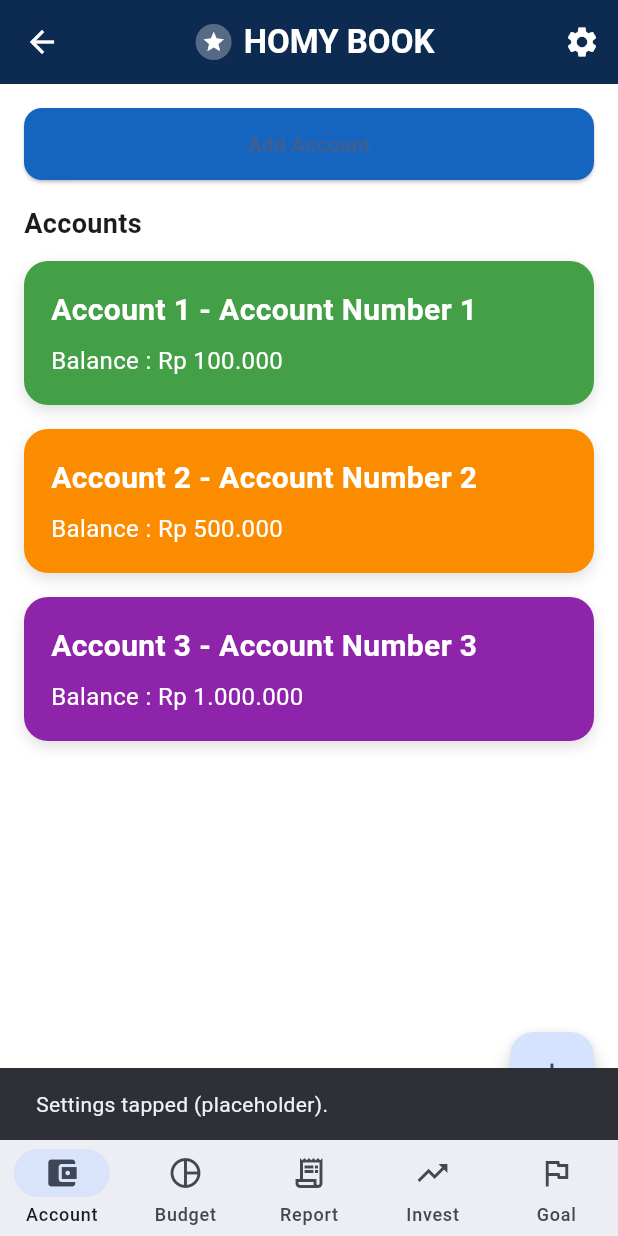
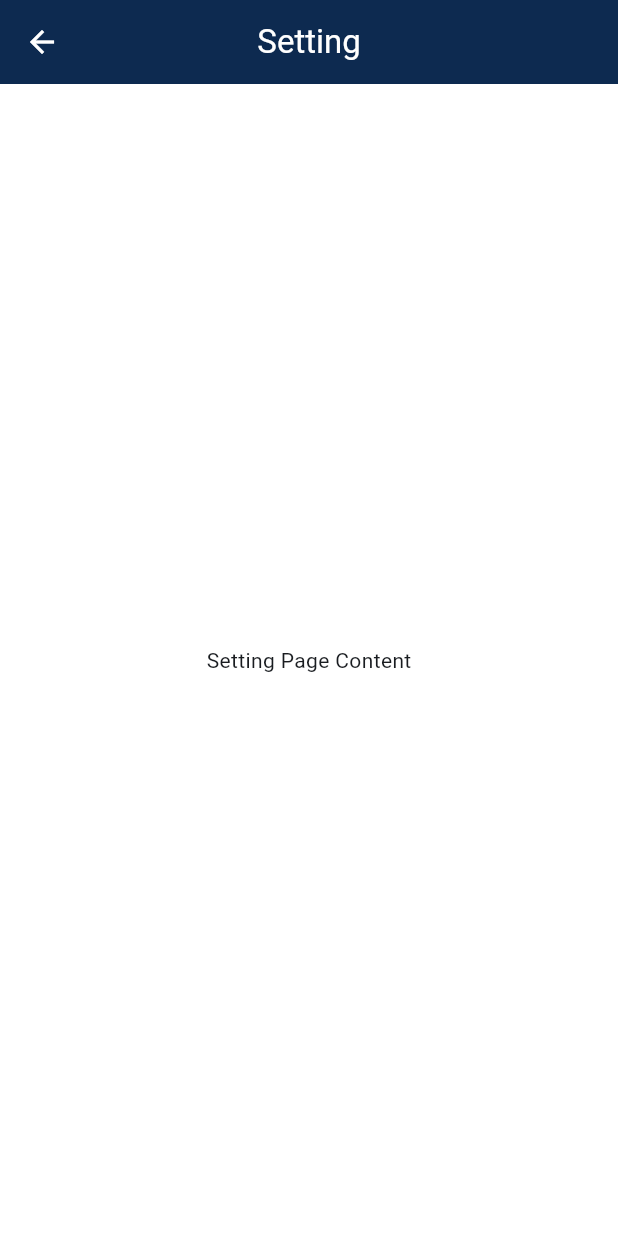
Before and after one commit to pranataprojects/homy_book, a Flutter app: the HomePage screen opened by its route, after a tap on the "settings" icon, on a phone screen of 412 x 824 dp. Run offline on Flutter 3.47's test engine with Material 3 defaults, Android fonts, the phone set to English and light mode, and no system bars; our stand-ins replace fl_chart.

Commit message:
feat (setting) : Add Setting Page

```diff
--- a/lib/pages/home_page.dart
+++ b/lib/pages/home_page.dart
@@ -4,6 +4,7 @@ import 'budget_page.dart';
 import 'report_page.dart';
 import 'investment_page.dart';
 import 'goal_page.dart';
+import 'setting_page.dart';
 
 class HomePage extends StatefulWidget {
   const HomePage({super.key});
@@ -28,7 +29,17 @@ class _HomePageState extends State<HomePage> {
           Text('HOMY BOOK', style: TextStyle(fontWeight: FontWeight.w700)),
         ]),
         centerTitle: true,
-        actions: [IconButton(icon: const Icon(Icons.settings), onPressed: ()=>ScaffoldMessenger.of(context).showSnackBar(const SnackBar(content: Text('Settings tapped (placeholder).'))))],
+        actions:[
+	  IconButton(
+      	    icon: const Icon(Icons.settings),
+      	    onPressed: () {
+              Navigator.push(
+          	context,
+          	MaterialPageRoute(builder: (context) => const SettingPage()),
+        	);
+            },
+          ),
+        ],
       ),
       body: IndexedStack(index: i, children: pages),
       bottomNavigationBar: NavigationBar(
--- /dev/null
+++ b/lib/pages/setting_page.dart
@@ -0,0 +1,13 @@
+import 'package:flutter/material.dart';
+
+class SettingPage extends StatelessWidget {
+  const SettingPage({super.key});
+
+  @override
+  Widget build(BuildContext context) {
+    return Scaffold(
+      appBar: AppBar(title: const Text("Setting")),
+      body: const Center(child: Text("Setting Page Content")),
+    );
+  }
+}
```
